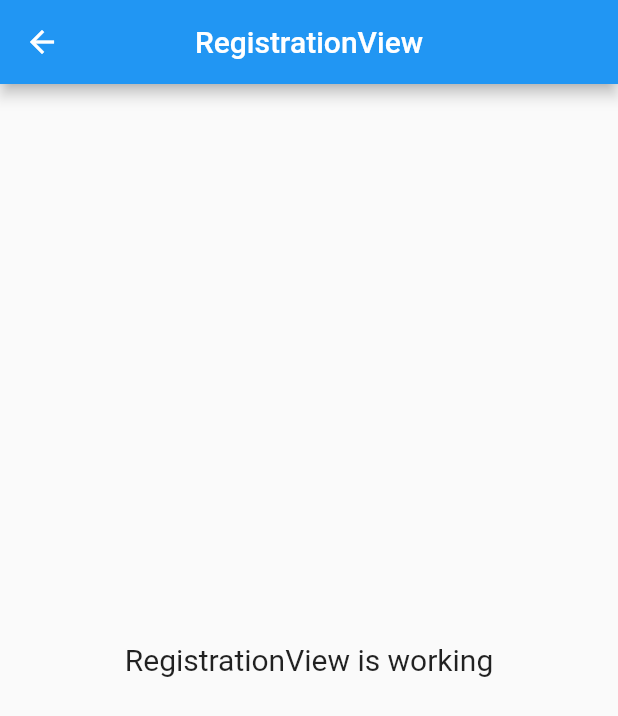
After one commit to Serkhani/ugmis, a Flutter app: the RegistrationView screen opened by its route, on a phone screen of 412 x 824 dp. The commit adds this screen. Shown: the top 716 px of the screen. Run offline on Flutter 3.47's test engine with Material 2 defaults, Android fonts, the phone set to English and light mode, and no system bars; our stand-ins replace get; project files that could hold a hidden picture were left out.

Commit message:
initialized registration page

```diff
--- /dev/null
+++ b/lib/app/modules/registration/views/registration_view.dart
@@ -0,0 +1,24 @@
+import 'package:flutter/material.dart';
+
+import 'package:get/get.dart';
+
+import '../controllers/registration_controller.dart';
+
+class RegistrationView extends GetView<RegistrationController> {
+  const RegistrationView({Key? key}) : super(key: key);
+  @override
+  Widget build(BuildContext context) {
+    return Scaffold(
+      appBar: AppBar(
+        title: const Text('RegistrationView'),
+        centerTitle: true,
+      ),
+      body: const Center(
+        child: Text(
+          'RegistrationView is working',
+          style: TextStyle(fontSize: 20),
+        ),
+      ),
+    );
+  }
+}
--- a/lib/app/routes/app_pages.dart
+++ b/lib/app/routes/app_pages.dart
@@ -6,6 +6,8 @@ import '../modules/launcher/bindings/launcher_binding.dart';
 import '../modules/launcher/views/launcher_view.dart';
 import '../modules/login/bindings/login_binding.dart';
 import '../modules/login/views/login_view.dart';
+import '../modules/registration/bindings/registration_binding.dart';
+import '../modules/registration/views/registration_view.dart';
 
 part 'app_routes.dart';
 
@@ -30,5 +32,10 @@ class AppPages {
       page: () => const LoginView(),
       binding: LoginBinding(),
     ),
+    GetPage(
+      name: _Paths.REGISTRATION,
+      page: () => const RegistrationView(),
+      binding: RegistrationBinding(),
+    ),
   ];
 }
--- a/lib/app/routes/app_routes.dart
+++ b/lib/app/routes/app_routes.dart
@@ -5,6 +5,7 @@ abstract class Routes {
   static const HOME = _Paths.HOME;
   static const LAUNCHER = _Paths.LAUNCHER;
   static const LOGIN = _Paths.LOGIN;
+  static const REGISTRATION = _Paths.REGISTRATION;
 }
 
 abstract class _Paths {
@@ -12,4 +13,5 @@ abstract class _Paths {
   static const HOME = '/home';
   static const LAUNCHER = '/launcher';
   static const LOGIN = '/login';
+  static const REGISTRATION = '/registration';
 }
```
Also changed, not shown: lib/app/modules/registration/bindings/registration_binding.dart (added, +12 -0 lines), lib/app/modules/registration/controllers/registration_controller.dart (added, +23 -0 lines).
